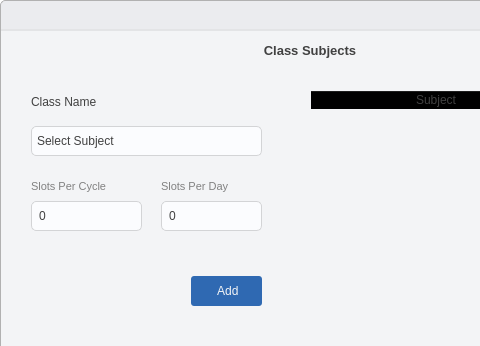
Old version of the form ui/add_class_primary_data_dialog.ui in the repository takundafarakeza/Timetable_Generator; both pictures show x 0 to 480 and y 0 to 346 of the 620 by 439 pixel window.
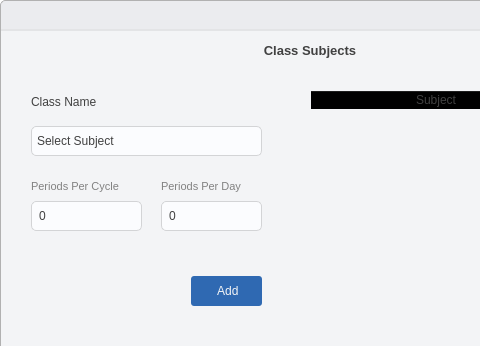
New version of the form. Icons and pictures are not drawn.

Diff of the .ui file:
```diff
--- a/ui/add_class_primary_data_dialog.ui
+++ b/ui/add_class_primary_data_dialog.ui
@@ -251,7 +251,7 @@
              <string notr="true">color: rgb(129, 129, 129);</string>
             </property>
             <property name="text">
-             <string>Slots Per Cycle</string>
+             <string>Periods Per Cycle</string>
             </property>
            </widget>
            <widget class="QComboBox" name="class_subject_select">
@@ -329,7 +329,7 @@
              <string notr="true">color: rgb(129, 129, 129);</string>
             </property>
             <property name="text">
-             <string>Slots Per Day</string>
+             <string>Periods Per Day</string>
             </property>
            </widget>
            <widget class="QPushButton" name="class_add_subject_btn">
```
Left out of the diff: 3 changed lines with no effect on the pictures.
